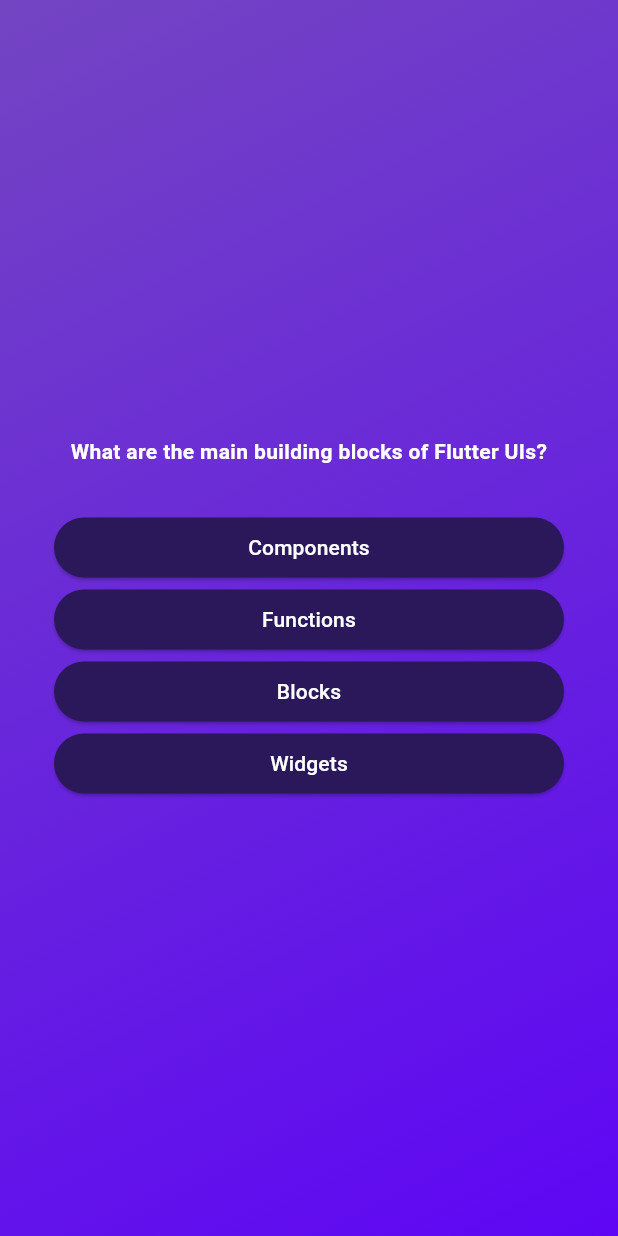
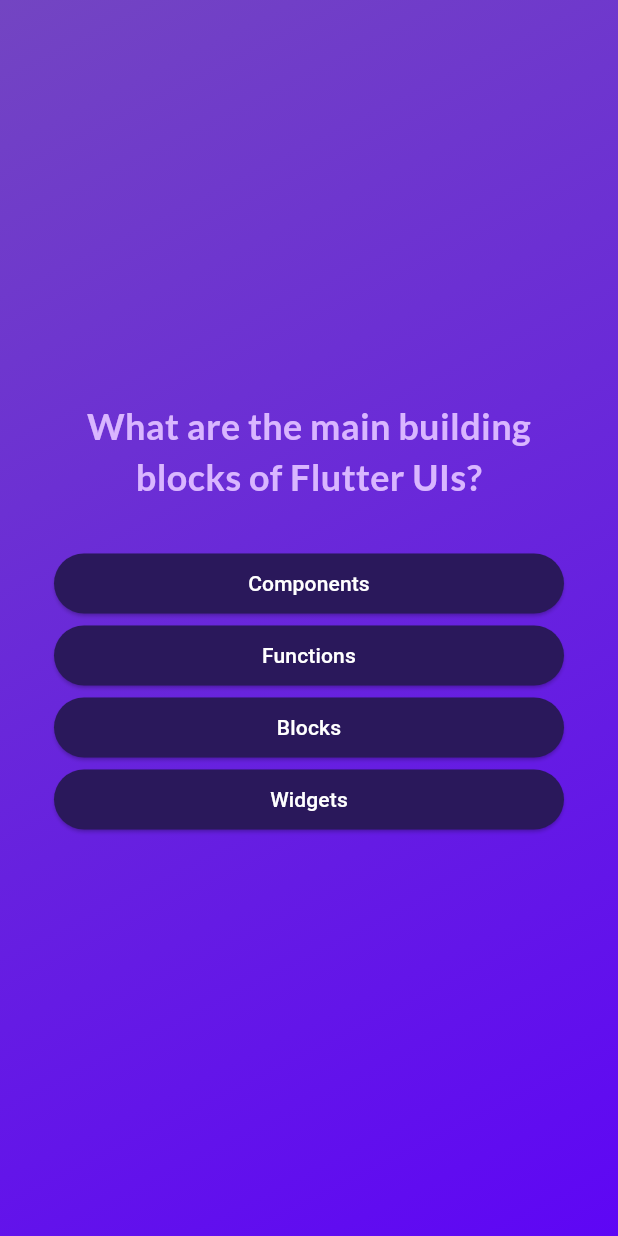
Before and after one commit to mardybum8737/quizz_app, a Flutter app: the screen it shows after launch, after a tap on "Start Quiz", on a phone screen of 412 x 824 dp. Run offline on Flutter 3.47's test engine with Material 3 defaults, Android fonts, the phone set to English and light mode, and no system bars; our stand-ins replace google_fonts.

Commit message:
font-changing

```diff
--- a/lib/questions_screen.dart
+++ b/lib/questions_screen.dart
@@ -1,4 +1,5 @@
 import 'package:flutter/material.dart';
+import 'package:google_fonts/google_fonts.dart';
 import 'package:quizz_app/answer_button.dart';
 import 'package:quizz_app/data/questions.dart';
 
@@ -32,8 +33,10 @@ class _QuestionScreenState extends State<QuestionScreen> {
           children: [
             Text(
               currentQuestion.text,
-              style: const TextStyle(
-                  color: Colors.white, fontWeight: FontWeight.w600),
+              style: GoogleFonts.lato(
+                  color: const Color.fromARGB(255, 217, 182, 255),
+                  fontSize: 24,
+                  fontWeight: FontWeight.bold),
               textAlign: TextAlign.center,
             ),
             const SizedBox(height: 30),
--- a/lib/start_screen.dart
+++ b/lib/start_screen.dart
@@ -1,4 +1,5 @@
 import 'package:flutter/material.dart';
+import 'package:google_fonts/google_fonts.dart';
 
 class StartScreen extends StatelessWidget {
   const StartScreen(this.startQuiz, {super.key});
@@ -28,12 +29,11 @@ class StartScreen extends StatelessWidget {
           const SizedBox(
             height: 30,
           ),
-          const Text(
+          Text(
             'Learn Flutter the fun way!',
-            style: TextStyle(
-              fontSize: 24,
-              fontWeight: FontWeight.w800,
+            style: GoogleFonts.lato(
               color: Colors.white,
+              fontSize: 20,
             ),
           ),
           const SizedBox(
```
Also changed, not shown: 5 other files.
